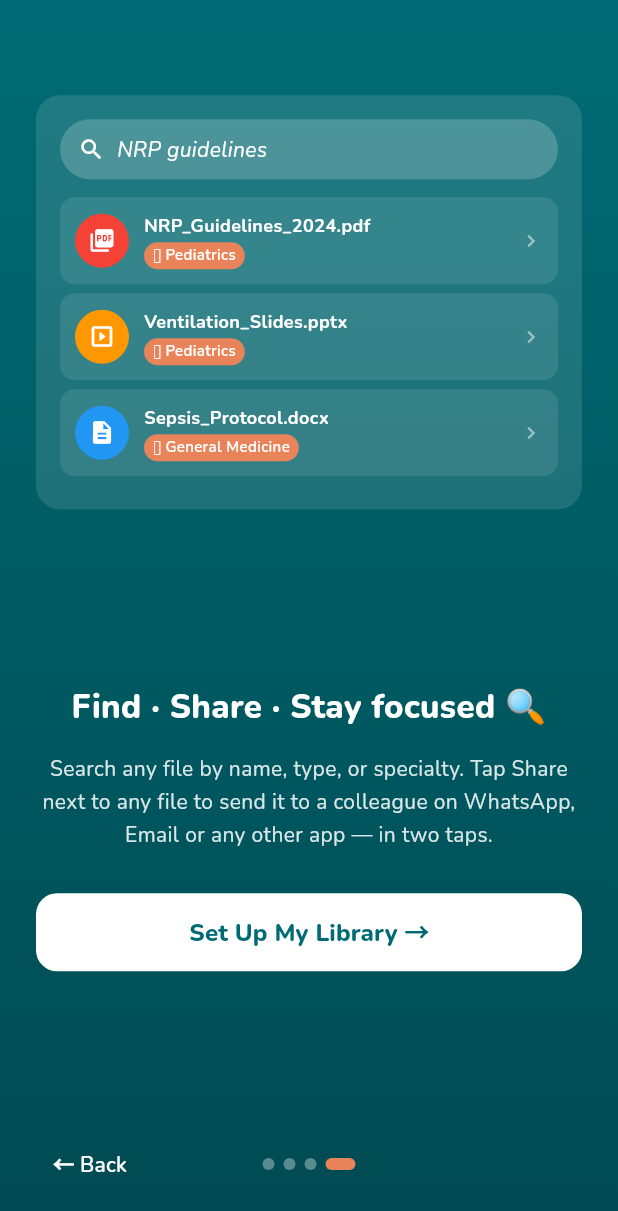
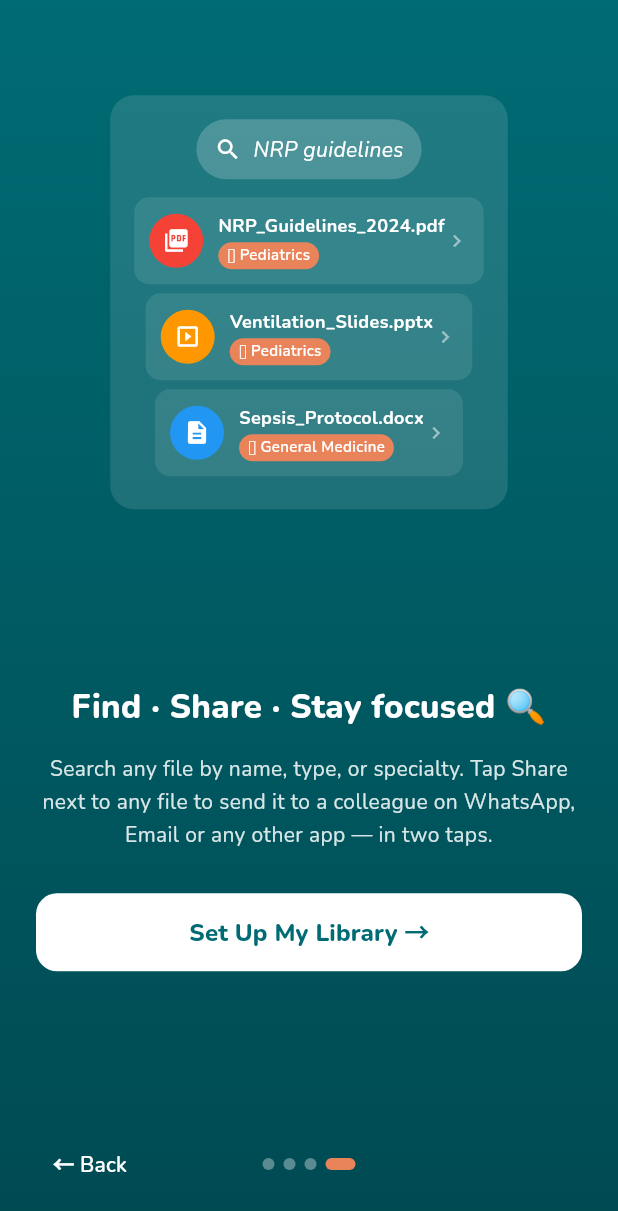
Before and after one commit to mulgundsunil1918/medshelf, a Flutter app: the screen it shows after launch, swiped to page 4, on a phone screen of 412 x 824 dp. Shown: the top 1211 px of the screen. Run offline on Flutter 3.47's test engine with Material 3 defaults, Android fonts, the phone set to English and light mode, and no system bars; drawn by our look-alikes of flutter_animate; our stand-ins replace file_picker, google_fonts, open_filex, package_info_plus, pdf, share_plus and 3 more; missing offline and left inert: cunning_document_scanner, flutter_quill, pdfx, receive_sharing_intent; accounts and stored records are empty.

Commit message:
Fix tutorial slide 4 overflow — use FittedBox instead of Center
Center() lets children overflow their parent; Slide 4's search list
illustration was taller than its 45% flex allocation, causing an
'BOTTOM OVERFLOWED BY 68 PIXELS' error on smaller screens.
FittedBox(fit: BoxFit.scaleDown) scales it down to fit instead.

Co-Authored-By: Claude Sonnet 4.6 <noreply@anthropic.com>

```diff
--- a/lib/screens/tutorial_screen.dart
+++ b/lib/screens/tutorial_screen.dart
@@ -266,7 +266,11 @@ class _SlideShell extends StatelessWidget {
         children: [
           Expanded(
             flex: 45,
-            child: Center(child: illustration),
+            child: FittedBox(
+              fit: BoxFit.scaleDown,
+              alignment: Alignment.center,
+              child: illustration,
+            ),
           ),
           Expanded(
             flex: 55,
```
